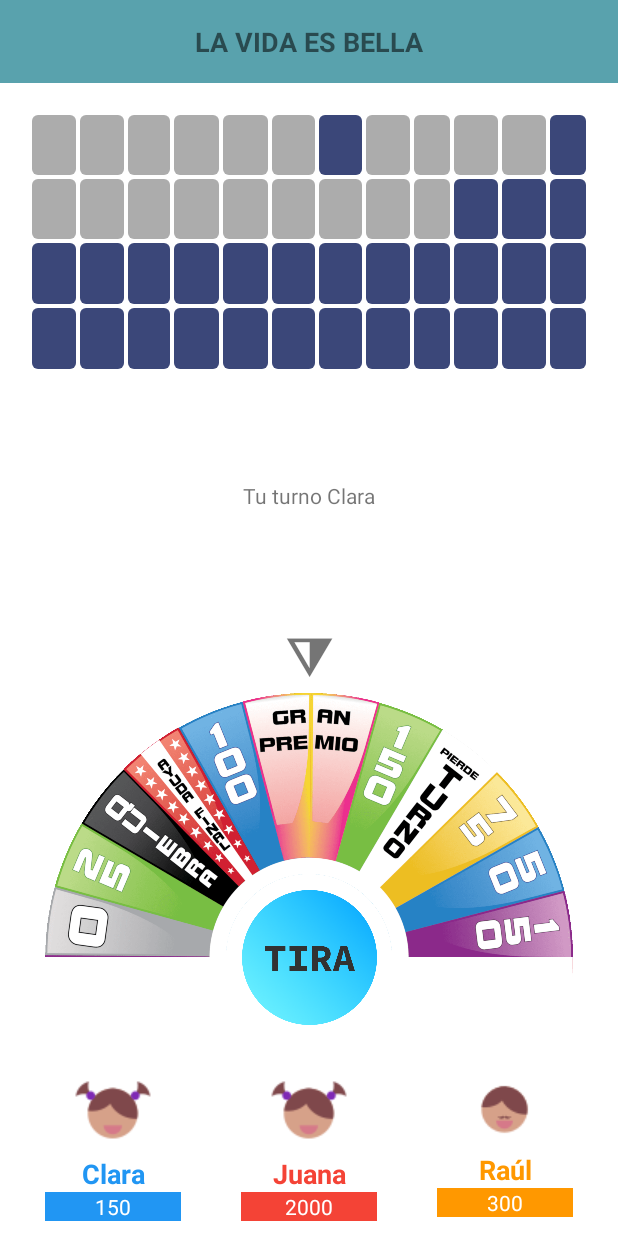
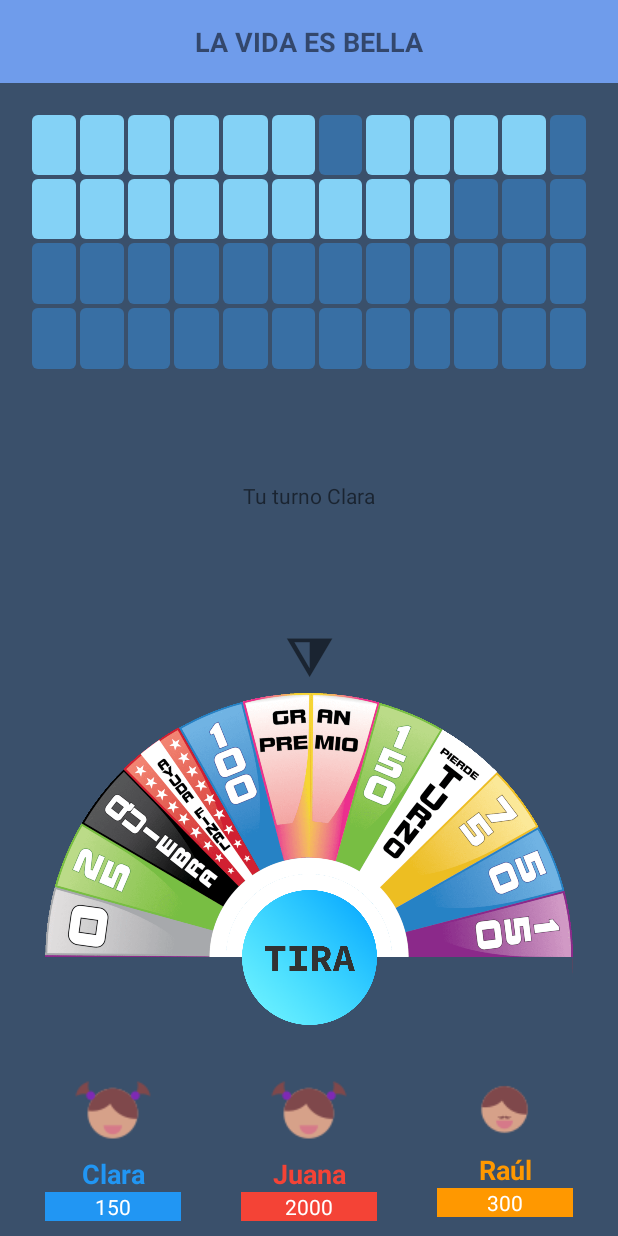
Before and after one commit to Saul-BT/ruleta-fortuna, an Android app: the JuegoActivity screen opened directly, with no data from a screen before it, on a phone screen of 412 x 824 dp. Run offline under Robolectric (Android 15) with nearby library versions, the phone set to English and light mode, and no system bars; 3 statements that could not run were skipped.

Commit message:
Minor fixes

```diff
--- a/app/src/main/res/drawable/ic_arrow_drop_down_black_24dp.xml
+++ /dev/null
@@ -1,5 +0,0 @@
-<vector android:height="100dp" android:tint="#747474"
-    android:viewportHeight="24.0" android:viewportWidth="24.0"
-    android:width="100dp" xmlns:android="http://schemas.android.com/apk/res/android">
-    <path android:fillColor="#747474" android:pathData="M7,10l5,5 5,-5z"/>
-</vector>
--- a/app/src/main/res/drawable/rounded_celda_con_letra.xml
+++ b/app/src/main/res/drawable/rounded_celda_con_letra.xml
@@ -1,7 +1,7 @@
 <?xml version="1.0" encoding="UTF-8"?>
 <shape xmlns:android="http://schemas.android.com/apk/res/android"
     android:shape="rectangle">
-    <gradient android:startColor="@color/colorCeldaConLetra" android:endColor="@color/colorCeldaConLetra"/>
+    <gradient android:startColor="@color/colorAccent" android:endColor="@color/colorAccent"/>
     <corners android:bottomRightRadius="4dp" android:bottomLeftRadius="4dp"
         android:topLeftRadius="4dp" android:topRightRadius="4dp"/>
 </shape>
--- a/app/src/main/res/drawable/rounded_celda_vacia.xml
+++ b/app/src/main/res/drawable/rounded_celda_vacia.xml
@@ -1,7 +1,7 @@
 <?xml version="1.0" encoding="UTF-8"?>
 <shape xmlns:android="http://schemas.android.com/apk/res/android"
     android:shape="rectangle">
-    <gradient android:startColor="@color/colorCeldaVacia" android:endColor="@color/colorCeldaVacia"/>
+    <gradient android:startColor="@color/colorPrimaryDark" android:endColor="@color/colorPrimaryDark"/>
     <corners android:bottomRightRadius="4dp" android:bottomLeftRadius="4dp"
         android:topLeftRadius="4dp" android:topRightRadius="4dp"/>
 </shape>
--- a/app/src/main/res/drawable/ventanica_ruleta.xml
+++ b/app/src/main/res/drawable/ventanica_ruleta.xml
@@ -17,7 +17,7 @@
                     android:color="#000F"
                     android:offset="0.5" />
                 <item
-                    android:color="#FFF"
+                    android:color="@color/backgroundColor"
                     android:offset="0.5" />
             </gradient>
         </aapt:attr>
--- a/app/src/main/res/layout/activity_juego.xml
+++ b/app/src/main/res/layout/activity_juego.xml
@@ -38,7 +38,7 @@
         android:id="@+id/tvPista"
         android:layout_width="match_parent"
         android:layout_height="wrap_content"
-        android:background="#59A2AD"
+        android:background="@color/colorPrimary"
         android:paddingTop="15sp"
         android:paddingBottom="15sp"
         android:text="Pista"
@@ -225,7 +225,7 @@
                 android:id="@+id/avatarPlayer1"
                 android:layout_width="wrap_content"
                 android:layout_height="wrap_content"
-                android:background="@drawable/f" />
+                android:background="@drawable/avatar_femenino" />
 
             <TextView
                 android:id="@+id/nombrePlayer1"
@@ -260,7 +260,7 @@
                 android:id="@+id/avatarPlayer2"
                 android:layout_width="wrap_content"
                 android:layout_height="wrap_content"
-                android:background="@drawable/f" />
+                android:background="@drawable/avatar_femenino" />
 
             <TextView
                 android:id="@+id/nombrePlayer2"
@@ -295,7 +295,7 @@
                 android:id="@+id/avatarPlayer3"
                 android:layout_width="wrap_content"
                 android:layout_height="wrap_content"
-                android:background="@drawable/m" />
+                android:background="@drawable/avatar_masculino" />
 
             <TextView
                 android:id="@+id/nombrePlayer3"
--- a/app/src/main/res/values/colors.xml
+++ b/app/src/main/res/values/colors.xml
@@ -1,10 +1,10 @@
 <?xml version="1.0" encoding="utf-8"?>
 <resources>
 
-    <color name="colorPrimary">#008577</color>
-    <color name="colorPrimaryDark">#00574B</color>
-    <color name="colorAccent">#D81B60</color>
-    <color name="backgroundColor">#FFFFFF</color>
+    <color name="colorPrimary">#6F9CEB</color>
+    <color name="colorPrimaryDark">#386FA4</color>
+    <color name="colorAccent">#84D2F6</color>
+    <color name="backgroundColor">#3A506B</color>
     <color name="colorCeldaVacia">#3B4779</color>
     <color name="colorCeldaConLetra">#ACACAC</color>
     <color name="colorTextoCeldaConLetra">#555555</color>
```
Also changed, not shown: app/src/main/res/layout/activity_main.xml (+6 -4 lines), app/src/main/res/drawable/avatar_femenino.png (renamed from app/src/main/res/drawable/f.png), app/src/main/res/drawable/avatar_masculino.png (renamed from app/src/main/res/drawable/m.png), app/src/main/res/drawable/botonjugar.png (deleted), app/src/main/res/values/string_frases_panel.xml (renamed from app/src/main/res/values/frases_panel.xml).
